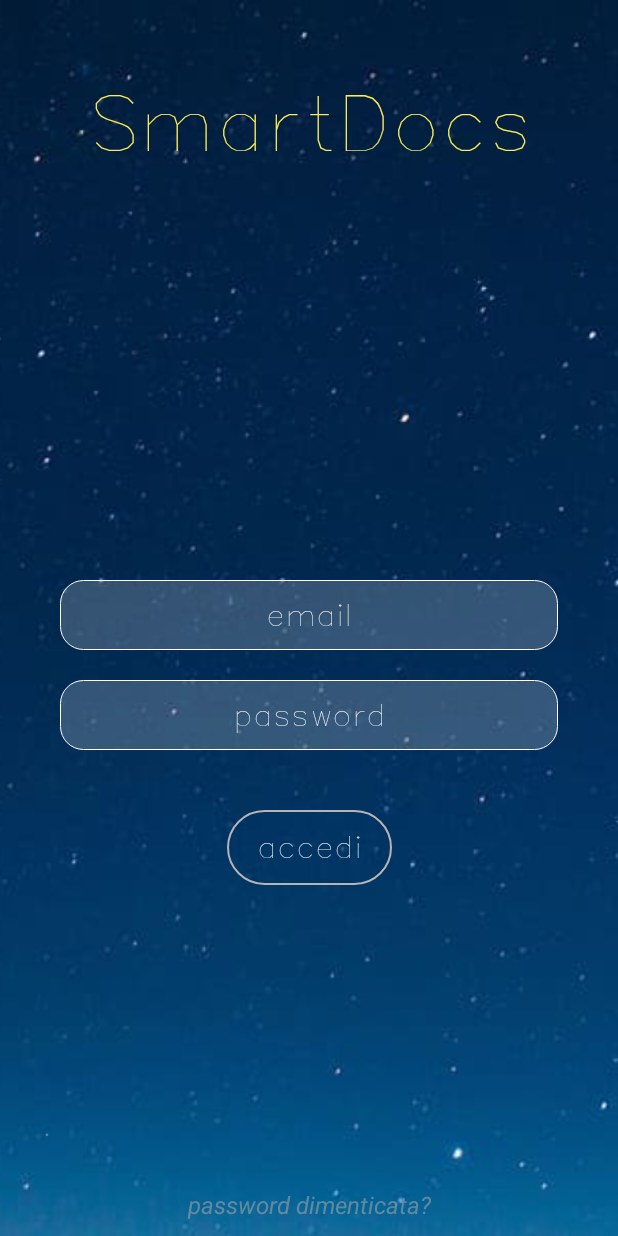
After one commit to FZerbinatti/SmartDocs, an Android app: the LoginActivity screen opened directly, with no data from a screen before it, on a phone screen of 412 x 824 dp. The commit adds this screen. Run offline under Robolectric (Android 15) with nearby library versions, the phone set to English and light mode, and no system bars; our stand-ins replace Firebase (no records; nobody signed in at launch, a user with empty details on screens opened directly).

Commit message:
Login Page implementation basic firebase fuctions

```diff
--- a/app/src/main/AndroidManifest.xml
+++ b/app/src/main/AndroidManifest.xml
@@ -8,7 +8,9 @@
         android:label="@string/app_name"
         android:roundIcon="@mipmap/ic_launcher_round"
         android:supportsRtl="true"
-        android:theme="@style/Theme.SmartDocs">
+        android:theme="@style/Theme.AppCompat.NoActionBar">
+
+        <activity android:name=".AutenticationServices.LoginActivity"></activity>
         <activity android:name=".MainActivity">
             <intent-filter>
                 <action android:name="android.intent.action.MAIN" />
--- /dev/null
+++ b/app/src/main/java/com/dreamsphere/smartdocs/AutenticationServices/LoginActivity.java
@@ -0,0 +1,106 @@
+package com.dreamsphere.smartdocs.AutenticationServices;
+
+import androidx.annotation.NonNull;
+import androidx.appcompat.app.AppCompatActivity;
+import androidx.constraintlayout.widget.ConstraintLayout;
+
+import android.content.Intent;
+import android.os.Bundle;
+import android.view.View;
+import android.widget.Button;
+import android.widget.EditText;
+import android.widget.ProgressBar;
+import android.widget.TextView;
+import android.widget.Toast;
+
+import com.dreamsphere.smartdocs.MainActivity;
+import com.dreamsphere.smartdocs.R;
+import com.dreamsphere.smartdocs.Services.PreferencesData;
+import com.google.android.gms.tasks.OnCompleteListener;
+import com.google.android.gms.tasks.Task;
+import com.google.firebase.FirebaseApp;
+import com.google.firebase.auth.AuthResult;
+import com.google.firebase.auth.FirebaseAuth;
+import com.google.firebase.auth.FirebaseUser;
+import com.google.firebase.storage.StorageReference;
+
+public class LoginActivity extends AppCompatActivity {
+
+    Button login_button;
+    TextView go_to_admin, forgot_password;
+    EditText login_email, login_password;
+    ProgressBar login_progressbar;
+    private FirebaseAuth mAuth;
+    private String TAG ="LoginActivity: ";
+    TextView personalized_dialog_description, personalized_dialog_percentage1, personalized_dialog_percentage2, personalized_dialog_percentage3;
+    ProgressBar personalized_dialog_progressbar1, personalized_dialog_progressbar2, personalized_dialog_progressbar3;
+
+    @Override
+    protected void onCreate(Bundle savedInstanceState) {
+        super.onCreate(savedInstanceState);
+        setContentView(R.layout.activity_login);
+        login_button = findViewById(R.id.button_login);
+        go_to_admin = findViewById(R.id.go_to_admin);
+        forgot_password = findViewById(R.id.forgot_password);
+
+        login_email = findViewById(R.id.login_email);
+        login_password = findViewById(R.id.login_password);
+        login_progressbar = findViewById(R.id.login_progressbar);
+        FirebaseApp.initializeApp(LoginActivity.this);
+
+        forgot_password.setOnClickListener(new View.OnClickListener() {
+            @Override
+            public void onClick(View view) {
+                //Intent intent = new Intent(LoginActivity.this, ResetPasswordActivity.class);
+                //startActivity(intent);
+            }
+        });
+
+        login();
+
+
+    }
+
+    private void login() {
+
+        login_button.setOnClickListener(new View.OnClickListener() {
+            @Override
+            public void onClick(View view) {
+
+                String email = login_email.getText().toString();
+                String password = login_password.getText().toString();
+                FirebaseUser firebaseUser = FirebaseAuth.getInstance().getCurrentUser();
+
+
+                if (email.isEmpty()){
+                    login_email.setError("email address required to login");
+                }else if(password.isEmpty()){
+                    login_password.setError("password required to login");
+                }else if (password.length() <6){
+                    Toast.makeText(LoginActivity.this, "Password too short!", Toast.LENGTH_SHORT).show();
+                }else {
+                    login_progressbar.setVisibility(View.VISIBLE);
+                    mAuth.signInWithEmailAndPassword(email, password).addOnCompleteListener(new OnCompleteListener<AuthResult>() {
+                        @Override
+                        public void onComplete(@NonNull Task<AuthResult> task) {
+                            if (task.isSuccessful() && (firebaseUser != null )){
+
+                                login_progressbar.setVisibility(View.GONE);
+                                PreferencesData.setUserLoggedInStatus(getApplicationContext(),true);
+                                Intent intent = new Intent( LoginActivity.this, MainActivity.class);
+                                PreferencesData.setUserLoggedInStatus(getApplicationContext(),true);
+                                startActivity(intent);
+
+                            }else {
+                                Toast.makeText(LoginActivity.this, getResources().getString(R.string.login_error), Toast.LENGTH_SHORT).show();
+                                login_progressbar.setVisibility(View.GONE);
+                            }
+                        }
+                    });
+                }
+
+            }
+        });
+
+    }
+}
--- /dev/null
+++ b/app/src/main/res/drawable-v24/buttons_background_white_stroke.xml
@@ -0,0 +1,33 @@
+<?xml version="1.0" encoding="utf-8"?>
+<selector xmlns:android="http://schemas.android.com/apk/res/android" >
+    <item android:state_pressed="true" >
+        <shape android:shape="rectangle"  >
+            <corners android:radius="50dip" />
+            <stroke android:width="1dip"
+                android:color="@color/white" />
+            <gradient android:angle="-90"
+                android:startColor="@color/textfields_background"
+                android:endColor="@color/textfields_background"  />
+        </shape>
+    </item>
+
+    <item android:state_focused="true">
+        <shape android:shape="rectangle"  >
+            <corners android:radius="50dip" />
+            <stroke android:width="1dip"
+                android:color="@color/textfields_background" />
+            <solid android:color="@color/textfields_background"/>
+        </shape>
+    </item>
+
+    <item >
+        <shape android:shape="rectangle"  >
+            <corners android:radius="50dip" />
+            <stroke android:width="1dip"
+                android:color="@color/light_grey" />
+            <gradient android:angle="-90"
+                android:startColor="@color/transparent"
+                android:endColor="@color/transparent" />
+        </shape>
+    </item>
+</selector>
--- /dev/null
+++ b/app/src/main/res/drawable-v24/custom_progressbar.xml
@@ -0,0 +1,27 @@
+<?xml version="1.0" encoding="utf-8"?>
+<rotate xmlns:android="http://schemas.android.com/apk/res/android"
+    android:pivotX="50%"
+    android:pivotY="50%"
+    android:fromDegrees="0"
+    android:toDegrees="360">
+
+    <shape
+        android:shape="ring"
+        android:innerRadiusRatio="3"
+        android:thicknessRatio="8"
+        android:useLevel="false">
+
+        <size
+            android:width="80dip"
+            android:height="80dip" />
+
+        <gradient
+            android:type="sweep"
+            android:useLevel="false"
+            android:startColor="@color/transparent"
+            android:endColor="@color/blue_light"
+            android:angle="0"/>
+
+    </shape>
+
+</rotate>
--- /dev/null
+++ b/app/src/main/res/drawable-v24/square_round_corners.xml
@@ -0,0 +1,15 @@
+<?xml version="1.0" encoding="utf-8"?>
+<shape xmlns:android="http://schemas.android.com/apk/res/android">
+    <stroke
+        android:width="0.5dp"
+        android:color="@color/white" />
+    <padding
+        android:left="10dp"
+        android:top="10dp"
+        android:right="10dp"
+        android:bottom="10dp" />
+    <corners
+        android:radius="15dp" />
+    <solid
+        android:color="#33FFFFFF" />
+</shape>
--- /dev/null
+++ b/app/src/main/res/layout/activity_login.xml
@@ -0,0 +1,130 @@
+<?xml version="1.0" encoding="utf-8"?>
+<androidx.constraintlayout.widget.ConstraintLayout xmlns:android="http://schemas.android.com/apk/res/android"
+    xmlns:app="http://schemas.android.com/apk/res-auto"
+    xmlns:tools="http://schemas.android.com/tools"
+    android:layout_width="match_parent"
+    android:layout_height="match_parent"
+    tools:context=".AutenticationServices.LoginActivity">
+
+    <ImageView
+        android:id="@+id/imageView"
+        android:layout_width="match_parent"
+        android:layout_height="match_parent"
+        android:background="@color/b6"
+        android:scaleType="centerCrop"
+        android:src="@drawable/background_sky2"
+        tools:layout_editor_absoluteX="0dp"
+        tools:layout_editor_absoluteY="0dp" />
+
+    <TextView
+        android:layout_width="wrap_content"
+        android:layout_height="wrap_content"
+        android:id="@+id/see_database"
+        android:layout_marginTop="50dp"
+        android:fontFamily="@font/simplex"
+        android:text="SmartDocs"
+        android:textColor="@color/y2"
+        android:textSize="50sp"
+        app:layout_constraintEnd_toEndOf="parent"
+        app:layout_constraintStart_toStartOf="parent"
+        app:layout_constraintTop_toTopOf="@id/imageView" />
+
+    <EditText
+        android:id="@+id/login_email"
+        android:layout_width="0dp"
+        android:layout_height="wrap_content"
+        android:layout_marginHorizontal="40dp"
+        android:layout_marginBottom="20dp"
+        android:background="@drawable/square_round_corners"
+        android:fontFamily="@font/simplex"
+        android:hint="@string/email"
+        android:inputType="textEmailAddress"
+        android:paddingVertical="10dp"
+        android:selectAllOnFocus="true"
+        android:textAlignment="center"
+        android:textColorHint="@color/white"
+        android:textSize="@dimen/edittext_dimension"
+        app:layout_constraintBottom_toTopOf="@+id/login_password"
+        app:layout_constraintEnd_toEndOf="parent"
+        app:layout_constraintStart_toStartOf="parent" />
+
+    <EditText
+        android:id="@+id/login_password"
+        android:layout_width="0dp"
+        android:layout_height="wrap_content"
+        android:layout_marginHorizontal="40dp"
+        android:layout_marginBottom="40dp"
+        android:background="@drawable/square_round_corners"
+        android:fontFamily="@font/simplex"
+        android:hint="@string/password"
+        android:imeOptions="actionDone"
+        android:inputType="textPassword"
+        android:paddingVertical="10dp"
+        android:selectAllOnFocus="true"
+        android:textAlignment="center"
+        android:textColorHint="@color/white"
+        android:textSize="@dimen/edittext_dimension"
+        app:layout_constraintBottom_toTopOf="@+id/button_login"
+        app:layout_constraintEnd_toEndOf="parent"
+        app:layout_constraintStart_toStartOf="parent" />
+
+    <Button
+        android:id="@+id/button_login"
+        android:layout_width="wrap_content"
+        android:layout_height="50dp"
+        android:layout_marginBottom="140dp"
+        android:background="@drawable/buttons_background_white_stroke"
+        android:enabled="true"
+        android:fontFamily="@font/simplex"
+        android:paddingHorizontal="20dp"
+        android:text="@string/login"
+        android:textAllCaps="false"
+        android:textColor="@color/white"
+        android:textSize="20sp"
+        app:layout_constraintBottom_toTopOf="@+id/go_to_admin"
+        app:layout_constraintEnd_toEndOf="parent"
+        app:layout_constraintStart_toStartOf="parent" />
+
+    <TextView
+        android:id="@+id/go_to_admin"
+        android:layout_width="wrap_content"
+        android:layout_height="wrap_content"
+        android:layout_marginStart="20dp"
+        android:text="."
+        android:padding="10dp"
+        android:textColor="@color/light_gray"
+        android:textSize="16sp"
+        android:textStyle="italic"
+        android:layout_marginBottom="20dp"
+        app:layout_constraintBottom_toTopOf="@+id/forgot_password"
+        app:layout_constraintHorizontal_bias="0.5"
+        app:layout_constraintStart_toStartOf="parent" />
+
+    <TextView
+        android:id="@+id/forgot_password"
+        android:layout_width="wrap_content"
+        android:layout_height="wrap_content"
+        android:text="@string/forgot_password"
+        android:textColor="@color/light_gray"
+        android:layout_marginBottom="10dp"
+        android:textSize="@dimen/small_text_dimens"
+        android:textStyle="italic"
+        app:layout_constraintBottom_toBottomOf="parent"
+        app:layout_constraintEnd_toEndOf="parent"
+        app:layout_constraintStart_toStartOf="parent" />
+
+    <ProgressBar
+        android:id="@+id/login_progressbar"
+        android:layout_width="wrap_content"
+        android:layout_height="wrap_content"
+        android:layout_gravity="center"
+        android:indeterminateDrawable="@drawable/custom_progressbar"
+        android:visibility="invisible"
+        app:layout_constraintBottom_toTopOf="@+id/forgot_password"
+        app:layout_constraintEnd_toEndOf="@+id/login_password"
+        app:layout_constraintStart_toStartOf="@+id/login_password"
+        app:layout_constraintTop_toBottomOf="@+id/button_login" />
+
+
+
+</androidx.constraintlayout.widget.ConstraintLayout>
--- /dev/null
+++ b/app/src/main/res/values/dimensions.xml
@@ -0,0 +1,7 @@
+<?xml version="1.0" encoding="utf-8"?>
+<resources>
+
+    <dimen name="edittext_dimension">20sp</dimen>
+    <dimen name="small_text_dimens">16sp</dimen>
+
+</resources>
--- a/app/src/main/res/values/strings.xml
+++ b/app/src/main/res/values/strings.xml
@@ -1,3 +1,9 @@
 <resources>
     <string name="app_name">SmartDocs</string>
+    <string name="login">accedi</string>
+    <string name="email">email</string>
+    <string name="password">password</string>
+    <string name="forgot_password">password dimenticata?</string>
+    <string name="login_error">errore di login</string>
+
 </resources>
--- a/build.gradle
+++ b/build.gradle
@@ -6,6 +6,7 @@ buildscript {
     }
     dependencies {
         classpath "com.android.tools.build:gradle:4.1.0"
+        classpath 'com.google.gms:google-services:4.3.8'
 
         // NOTE: Do not place your application dependencies here; they belong
         // in the individual module build.gradle files
```
Also changed, not shown: app/build.gradle (+12 -0 lines), app/src/main/java/com/dreamsphere/smartdocs/Services/PreferencesData.java (added, +49 -0 lines), app/src/main/res/drawable-v24/background_round_corners.xml (added, +15 -0 lines), app/src/main/res/values/colors.xml (+85 -7 lines), app/src/main/res/values/themes.xml (+20 -5 lines), app/src/main/res/drawable-v24/background_sky.png (added), app/src/main/res/drawable-v24/background_sky2.jpg (added), app/src/main/res/font/classicroman.ttf (added), app/src/main/res/font/simplex.ttf (added).
